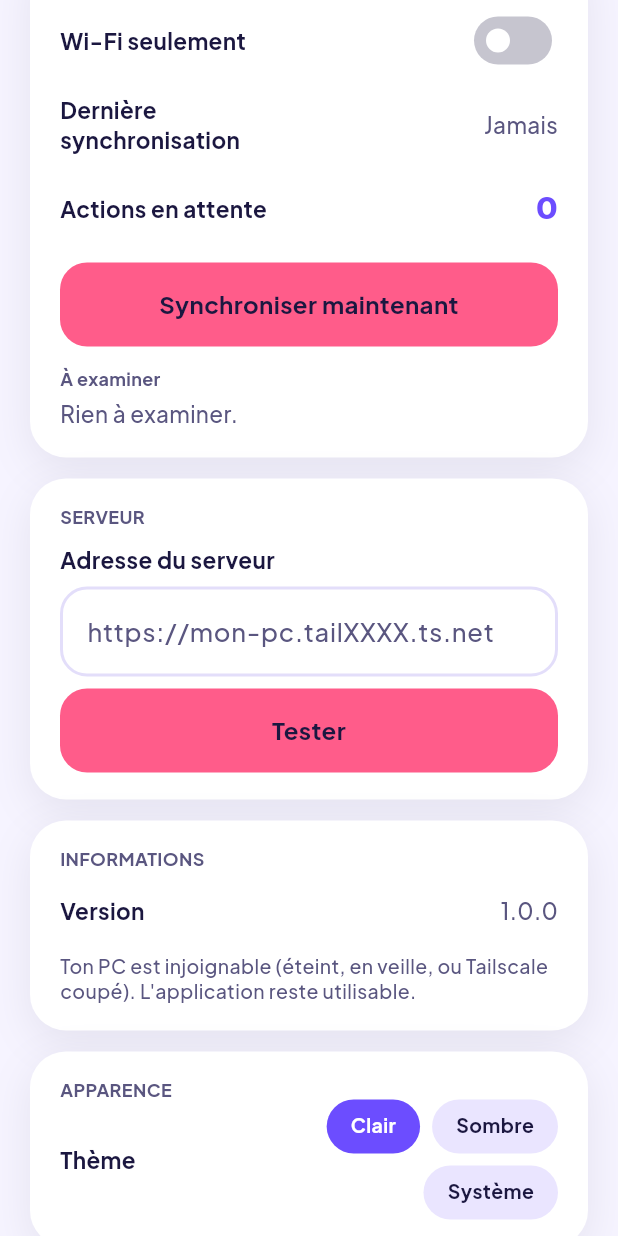
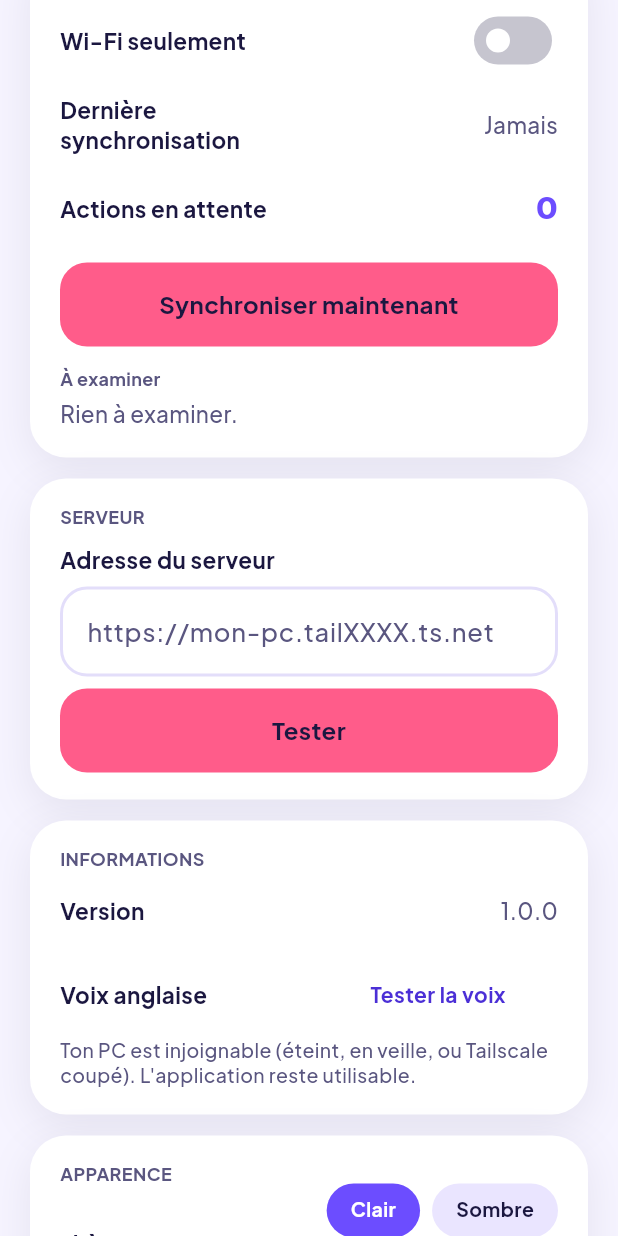
Before and after one commit to JOHNNY-nick/lyrics-vocab, a Flutter app: the SettingsScreen screen opened directly, scrolled down 1152 dp, on a phone screen of 412 x 824 dp. Run offline on Flutter 3.47's test engine with Material 3 defaults, Android fonts, the phone set to English and light mode, and no system bars; our stand-ins replace connectivity_plus, dio, flutter_local_notifications, flutter_riverpod, flutter_timezone, flutter_tts and 5 more; missing offline and left inert: dart:js_interop, unorm_dart; accounts and stored records are empty; network calls fail.

Commit message:
prononciation Android jamais bloquée (moteur d'Android, délais, bouton « Tester la voix ») ; YouTube prioritaire devant Deezer pour écouter la chanson
Co-Authored-By: Claude Opus 5.5 <noreply@anthropic.com>

```diff
--- a/app/lib/models/extrait.dart
+++ b/app/lib/models/extrait.dart
@@ -28,8 +28,12 @@ class Extrait {
   final String? url;
 
   /// Lien à ouvrir : celui du serveur, sinon une recherche YouTube de la chanson.
+  /// Lien principal (préférence de l'utilisateur) : la chanson sur YouTube.
   String get lienEcoute =>
-      url ?? 'https://www.youtube.com/results?search_query=${Uri.encodeQueryComponent('$artiste $titre')}';
+      'https://www.youtube.com/results?search_query=${Uri.encodeQueryComponent('$artiste $titre')}';
+
+  /// Lien secondaire : la chanson sur Deezer, quand elle y a été trouvée.
+  String? get lienDeezer => url;
   final DateTime? deletedAt;
 
   /// Lit la forme de la fiche (morceau imbriqué) ou celle du pull (titre et artiste à plat).
--- a/app/lib/screens/settings_screen.dart
+++ b/app/lib/screens/settings_screen.dart
@@ -671,6 +671,20 @@ class _SectionInformations extends ConsumerWidget {
             libelle: S.version,
             controle: Text(versionApplication, style: style),
           ),
+          // Dépannage de la prononciation : lit « Hello » et affiche l'état du moteur.
+          _Ligne(
+            libelle: S.voixAnglaise,
+            controle: BoutonLien(
+              libelle: S.testerVoix,
+              onPressed: () async {
+                final ok = await env.prononciation.prononcer('Hello');
+                final etat = await env.prononciation.diagnostic();
+                if (context.mounted) {
+                  afficherMessage(context, ok ? etat : '${S.prononciationImpossible} ($etat)');
+                }
+              },
+            ),
+          ),
           if (sante != null) ...[
             _Ligne(
               libelle: '${S.version} (PC)',
--- a/app/lib/strings.dart
+++ b/app/lib/strings.dart
@@ -217,11 +217,14 @@ class S {
   static const enregistre = 'Enregistré.';
   static const batterie = 'Optimisation de batterie';
   static const actualiserPage = 'Actualiser';
-  static const ecouterChanson = 'Écouter la chanson';
+  static const ecouterChanson = 'Écouter sur YouTube';
+  static const ecouterDeezer = 'ou sur Deezer';
   static String prononcer(String mot) => 'Écouter la prononciation de « $mot »';
   static const prononciationLente = 'Appui long : prononciation lente';
+  static const voixAnglaise = 'Voix anglaise';
+  static const testerVoix = 'Tester la voix';
   static const prononciationImpossible =
-      "Prononciation indisponible : installe une voix anglaise dans les réglages de synthèse vocale de l'appareil.";
+      "Prononciation indisponible : dans les réglages d'Android, Synthèse vocale → moteur Google, puis installe la voix anglais (États-Unis).";
   static const lienImpossible = "Impossible d'ouvrir le lien.";
   // Exercice d'utilisation du mot
   static const sEntrainer = "S'entraîner avec ce mot";
```
Also changed, not shown: app/lib/services/prononciation_service.dart (+45 -32 lines), app/lib/widgets/composants.dart (+32 -14 lines), 2 other files.
